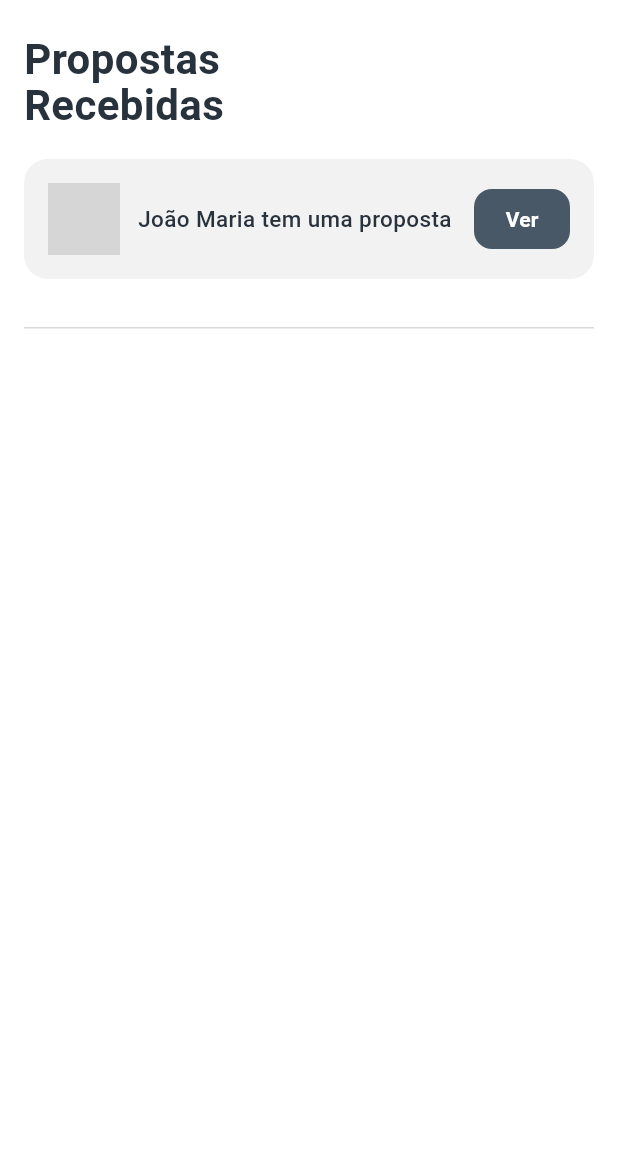
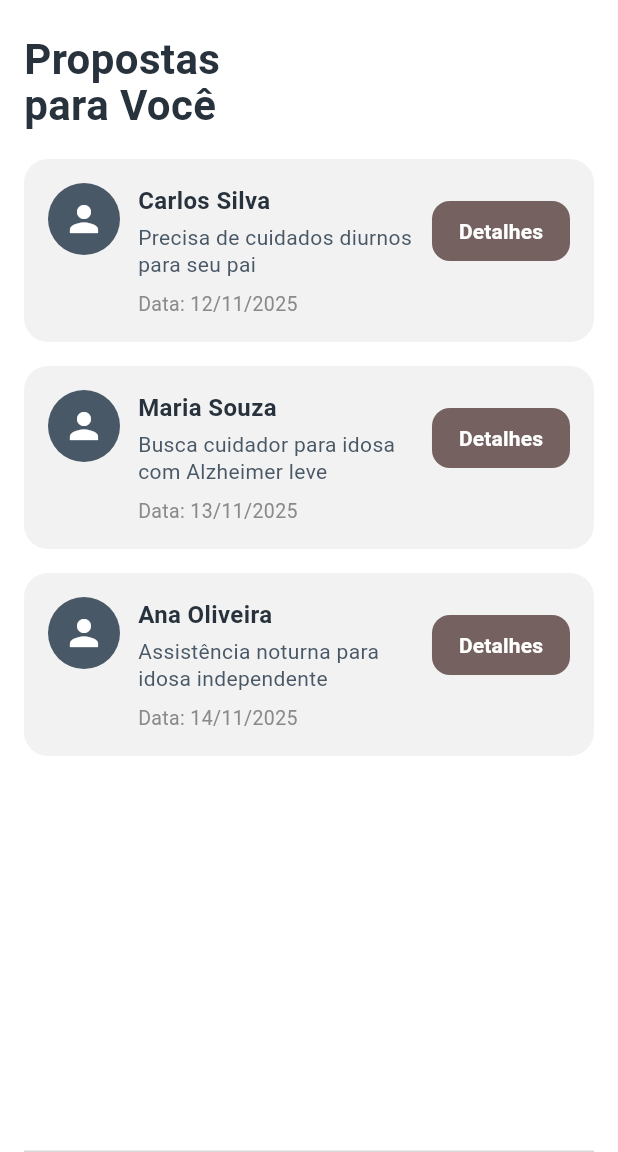
Before and after one commit to JulioFranciscoBernardino/CogitareApp, a Flutter app: the TelaPropostasRecebidas screen opened by its route, on a phone screen of 412 x 824 dp, the part 84-1236 px from its top. Run offline on Flutter 3.47's test engine with Material 3 defaults, Android fonts, the phone set to English and light mode, and no system bars; our stand-ins replace shared_preferences; accounts and stored records are empty; grey boxes are pictures that could not be loaded.

Commit message:
Add detailed proposal screen and update proposals list
Introduces TelaPropostasDetalhadas for viewing proposal details and updates TelaPropostasRecebidas to display a list of proposals with navigation to the new details screen. Also updates route names and refactors the proposals card layout for improved usability.

```diff
--- a/lib/main.dart
+++ b/lib/main.dart
@@ -11,6 +11,7 @@ import 'screens/tela_sucesso.dart';
 import 'screens/tela_dashboard_responsavel.dart';
 import 'screens/tela_dashboard_cuidador.dart';
 import 'screens/tela_cuidadores_proximos.dart';
+import 'screens/tela_propostas_detalhadas.dart';
 import 'screens/onboarding.dart';
 
 
@@ -84,6 +85,7 @@ class CogitareApp extends StatelessWidget {
         TelaCuidadoresProximos.route: (_) => const TelaCuidadoresProximos(),
         TelaHistoricoServicos.route: (_) => const TelaHistoricoServicos(),
         TelaPropostasRecebidas.route: (_) => const TelaPropostasRecebidas(),
+        TelaPropostasDetalhadas.route: (_) => const TelaPropostasDetalhadas(),
       },
     );
   }
--- a/lib/screens/tela_propostas_recebidas.dart
+++ b/lib/screens/tela_propostas_recebidas.dart
@@ -1,8 +1,9 @@
+import 'package:cogitare_app/screens/tela_propostas_detalhadas.dart';
 import 'package:flutter/material.dart';
 import 'package:flutter/services.dart';
 
 class TelaPropostasRecebidas extends StatelessWidget {
-  static const route = '/propostas-recebidas';
+  static const route = '/propostas-cuidadores';
 
   const TelaPropostasRecebidas({super.key});
 
@@ -31,7 +32,7 @@ class TelaPropostasRecebidas extends StatelessWidget {
                   ),
                   const SizedBox(width: 4),
 
-                  // LOGO
+                  // LOGO CENTRALIZADA
                   Expanded(
                     child: Row(
                       mainAxisAlignment: MainAxisAlignment.center,
@@ -54,7 +55,7 @@ class TelaPropostasRecebidas extends StatelessWidget {
             const Padding(
               padding: EdgeInsets.symmetric(horizontal: 16),
               child: Text(
-                "Propostas\nRecebidas",
+                "Propostas\npara Você",
                 style: TextStyle(
                   fontSize: 28,
                   height: 1.1,
@@ -66,72 +67,34 @@ class TelaPropostasRecebidas extends StatelessWidget {
 
             const SizedBox(height: 20),
 
-            // CARD DE PROPOSTA
-            Padding(
+            // LISTA DE PROPOSTAS
+            Expanded(
+              child: ListView(
                 padding: const EdgeInsets.symmetric(horizontal: 16),
-              child: Container(
-                padding: const EdgeInsets.all(16),
-                decoration: BoxDecoration(
-                  color: const Color(0xFFF2F2F2),
-                  borderRadius: BorderRadius.circular(16),
+                children: [
+                  _buildPropostaCard(
+                    context,
+                    nome: "Carlos Silva",
+                    descricao: "Precisa de cuidados diurnos para seu pai",
+                    data: "12/11/2025",
                   ),
-                child: Row(
-                  children: [
-                    // Avatar
-                    ClipRRect(
-                      borderRadius: BorderRadius.circular(50),
-                      child: Image.asset(
-                        "assets/images/exemplo_idoso.png",
-                        height: 48,
-                        width: 48,
-                        fit: BoxFit.cover,
+                  _buildPropostaCard(
+                    context,
+                    nome: "Maria Souza",
+                    descricao: "Busca cuidador para idosa com Alzheimer leve",
+                    data: "13/11/2025",
                   ),
-                    ),
-                    const SizedBox(width: 12),
-
-                    // Texto
-                    const Expanded(
-                      child: Text(
-                        "João Maria tem uma proposta",
-                        style: TextStyle(
-                          color: Color(0xFF28323C),
-                          fontSize: 15,
-                          fontWeight: FontWeight.w500,
-                        ),
-                      ),
-                    ),
-
-                    // Botão VER
-                    ElevatedButton(
-                      style: ElevatedButton.styleFrom(
-                        backgroundColor: const Color(0xFF495866),
-                        padding: const EdgeInsets.symmetric(
-                            horizontal: 18, vertical: 10),
-                        shape: RoundedRectangleBorder(
-                          borderRadius: BorderRadius.circular(12),
-                        ),
-                        elevation: 0,
-                      ),
-                      onPressed: () {
-                        // Navegar para detalhes da proposta
-                        HapticFeedback.lightImpact();
-                      },
-                      child: const Text(
-                        "Ver",
-                        style: TextStyle(
-                          color: Colors.white,
-                          fontWeight: FontWeight.w600,
-                        ),
-                      ),
+                  _buildPropostaCard(
+                    context,
+                    nome: "Ana Oliveira",
+                    descricao: "Assistência noturna para idosa independente",
+                    data: "14/11/2025",
                   ),
                 ],
               ),
             ),
-            ),
 
-            const SizedBox(height: 32),
-
-            // LINHA SUTIL
+            // LINHA FINAL SUTIL
             Padding(
               padding: const EdgeInsets.symmetric(horizontal: 16),
               child: Container(
@@ -144,4 +107,104 @@ class TelaPropostasRecebidas extends StatelessWidget {
       ),
     );
   }
+
+  /// ✅ Agora o método recebe o [BuildContext]
+  Widget _buildPropostaCard(
+    BuildContext context, {
+    required String nome,
+    required String descricao,
+    required String data,
+  }) {
+    return Container(
+      margin: const EdgeInsets.only(bottom: 16),
+      padding: const EdgeInsets.all(16),
+      decoration: BoxDecoration(
+        color: const Color(0xFFF2F2F2),
+        borderRadius: BorderRadius.circular(16),
+      ),
+      child: Row(
+        crossAxisAlignment: CrossAxisAlignment.start,
+        children: [
+          // ÍCONE DE USUÁRIO
+          Container(
+            padding: const EdgeInsets.all(10),
+            decoration: const BoxDecoration(
+              color: Color(0xFF495866),
+              shape: BoxShape.circle,
+            ),
+            child: const Icon(
+              Icons.person,
+              color: Colors.white,
+              size: 28,
+            ),
+          ),
+
+          const SizedBox(width: 12),
+
+          // INFORMAÇÕES DA PROPOSTA
+          Expanded(
+            child: Column(
+              crossAxisAlignment: CrossAxisAlignment.start,
+              children: [
+                Text(
+                  nome,
+                  style: const TextStyle(
+                    color: Color(0xFF28323C),
+                    fontSize: 16,
+                    fontWeight: FontWeight.bold,
+                  ),
+                ),
+                const SizedBox(height: 4),
+                Text(
+                  descricao,
+                  style: const TextStyle(
+                    color: Color(0xFF495866),
+                    fontSize: 14,
+                    height: 1.3,
+                  ),
+                ),
+                const SizedBox(height: 8),
+                Text(
+                  "Data: $data",
+                  style: const TextStyle(
+                    color: Color(0xFF8A8A8A),
+                    fontSize: 13,
+                  ),
+                ),
+              ],
+            ),
+          ),
+
+          // BOTÕES DE AÇÃO
+          Column(
+            children: [
+              const SizedBox(height: 8),
+              ElevatedButton(
+                style: ElevatedButton.styleFrom(
+                  backgroundColor: const Color.fromARGB(255, 116, 97, 96),
+                  padding: const EdgeInsets.symmetric(
+                      horizontal: 18, vertical: 10),
+                  shape: RoundedRectangleBorder(
+                    borderRadius: BorderRadius.circular(12),
+                  ),
+                  elevation: 0,
+                ),
+                onPressed: () {
+                  HapticFeedback.lightImpact();
+                  Navigator.pushNamed(context, TelaPropostasDetalhadas.route);
+                },
+                child: const Text(
+                  "Detalhes",
+                  style: TextStyle(
+                    color: Colors.white,
+                    fontWeight: FontWeight.w600,
+                  ),
+                ),
+              )
+            ],
+          ),
+        ],
+      ),
+    );
   }
+}
```
Also changed, not shown: lib/screens/tela_propostas_detalhadas.dart (added, +290 -0 lines). Lines whose indentation alone changed are shown as unchanged.
